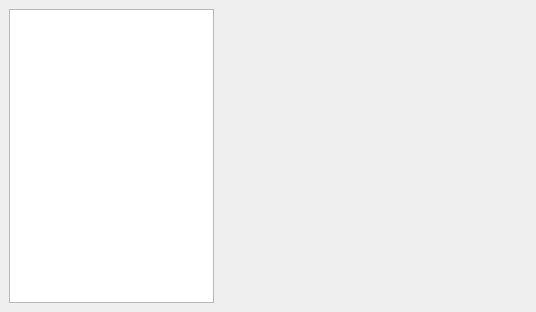
Above: pyoffer/ui/mainwindow.ui from bijanebrahimi/pyoffer before the change. Below: the same form after it.
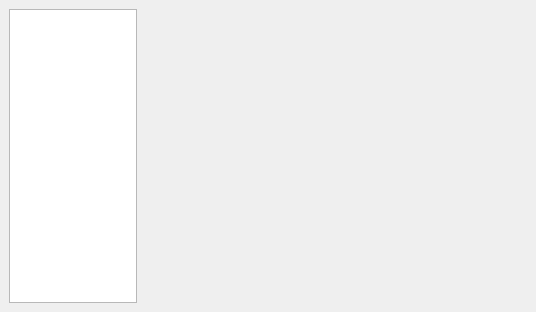
That is the form after the change.

```diff
--- a/pyoffer/ui/mainwindow.ui
+++ b/pyoffer/ui/mainwindow.ui
@@ -14,7 +14,7 @@
    <string>MainWindow</string>
   </property>
   <widget class="QWidget" name="centralwidget">
-   <layout class="QHBoxLayout" name="horizontalLayout" stretch="2,3">
+   <layout class="QHBoxLayout" name="horizontalLayout" stretch="1,3">
     <item>
      <widget class="QListWidget" name="plugins"/>
     </item>
```
